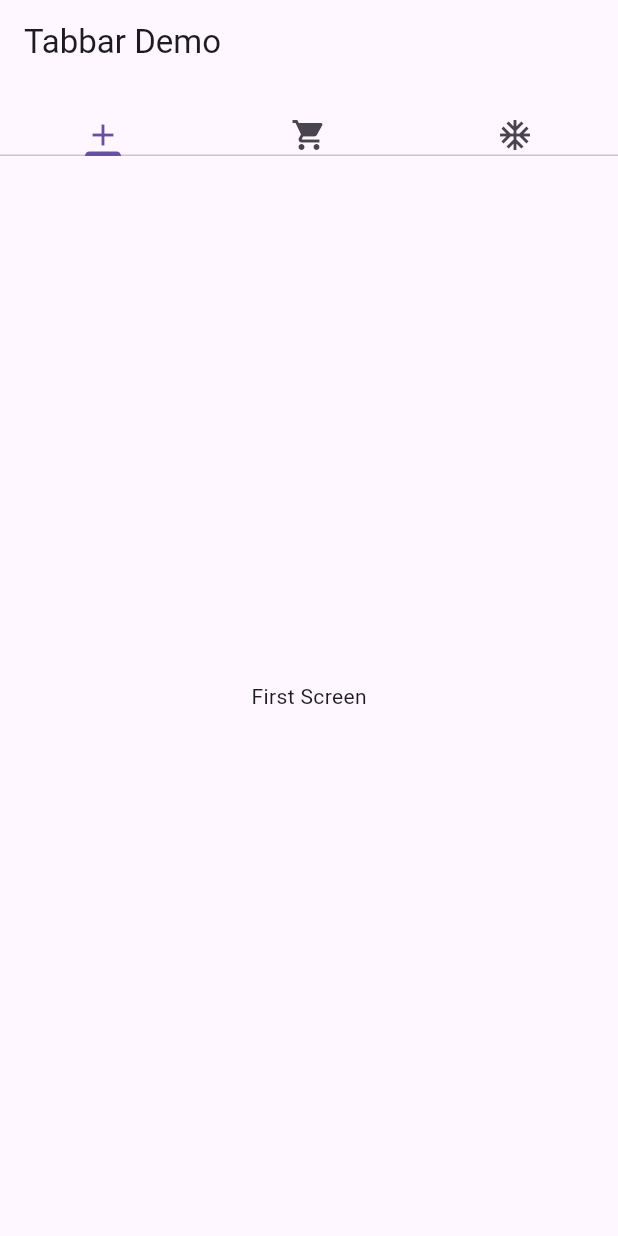
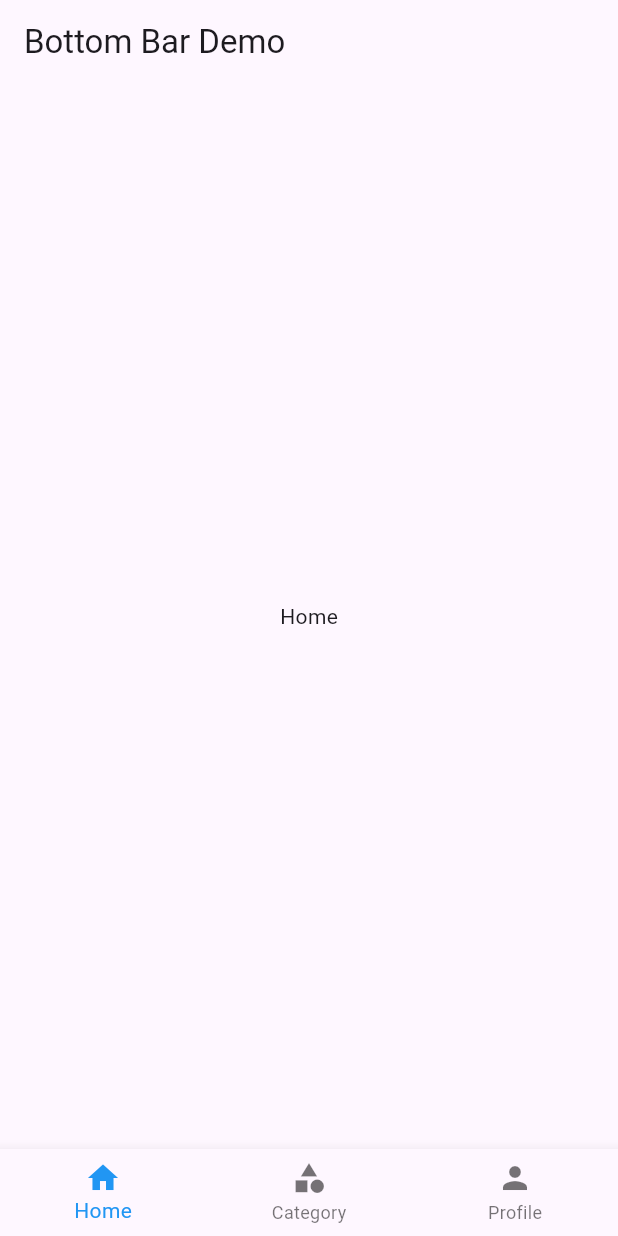
Before and after one commit to MuhammadAliKust/AmmarProject, a Flutter app: the screen it shows after launch, on a phone screen of 412 x 824 dp. Run offline on Flutter 3.47's test engine with Material 3 defaults, Android fonts, the phone set to English and light mode, and no system bars.

Commit message:
BottomBar Done

```diff
--- /dev/null
+++ b/lib/bottom_bar_view.dart
@@ -0,0 +1,48 @@
+import 'package:flutter/material.dart';
+
+class BottomBarDemo extends StatefulWidget {
+  const BottomBarDemo({super.key});
+
+  @override
+  State<BottomBarDemo> createState() => _BottomBarDemoState();
+}
+
+class _BottomBarDemoState extends State<BottomBarDemo> {
+  int selectedIndex = 0;
+
+  List<Widget> screenList = [
+    Center(
+      child: Text("Home"),
+    ),
+    Center(
+      child: Text("Category"),
+    ),
+    Center(
+      child: Text("Profile"),
+    ),
+  ];
+
+  @override
+  Widget build(BuildContext context) {
+    return Scaffold(
+      appBar: AppBar(
+        title: Text("Bottom Bar Demo"),
+      ),
+      body: screenList.elementAt(selectedIndex),
+      bottomNavigationBar: BottomNavigationBar(
+        onTap: (val) {
+          selectedIndex = val;
+          setState(() {});
+        },
+        items: [
+          BottomNavigationBarItem(icon: Icon(Icons.home), label: 'Home'),
+          BottomNavigationBarItem(
+              icon: Icon(Icons.category), label: 'Category'),
+          BottomNavigationBarItem(icon: Icon(Icons.person), label: 'Profile'),
+        ],
+        selectedItemColor: Colors.blue,
+        currentIndex: selectedIndex,
+      ),
+    );
+  }
+}
--- a/lib/main.dart
+++ b/lib/main.dart
@@ -10,6 +10,8 @@ import 'package:first_project/tabbar.dart';
 import 'package:first_project/ternding_news.dart';
 import 'package:flutter/material.dart';
 
+import 'bottom_bar_view.dart';
+
 void main() {
   runApp(const MyApp());
 }
@@ -20,7 +22,7 @@ class MyApp extends StatelessWidget {
   @override
   Widget build(BuildContext context) {
     return MaterialApp(
-      home:TabBarViewDemo(),
+      home:BottomBarDemo(),
     );
   }
 }
```
